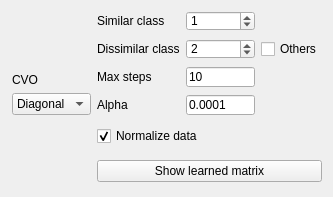
Qt form _AlgorithmsPlugins/MetricLearning/paramsCVO.ui (b4silio/MLDemos) before a commit.
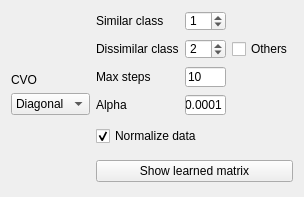
The same form after that commit.

Diff of the .ui file:
```diff
--- a/_AlgorithmsPlugins/MetricLearning/paramsCVO.ui
+++ b/_AlgorithmsPlugins/MetricLearning/paramsCVO.ui
@@ -6,32 +6,40 @@
    <rect>
     <x>0</x>
     <y>0</y>
-    <width>333</width>
+    <width>304</width>
     <height>197</height>
    </rect>
   </property>
   <property name="windowTitle">
    <string>Form</string>
   </property>
-  <layout class="QGridLayout" name="gridLayout" columnstretch="0,0,0">
-   <item row="2" column="1">
-    <widget class="QComboBox" name="methodCombo">
+  <layout class="QGridLayout" name="gridLayout" columnstretch="0,0">
+   <item row="1" column="0">
+    <widget class="QLabel" name="title">
      <property name="font">
       <font>
        <pointsize>9</pointsize>
       </font>
      </property>
-     <property name="toolTip">
-      <string>Change computation method (not sure if there is any actual difference between the two)</string>
+     <property name="text">
+      <string>CVO</string>
      </property>
-     <item>
-      <property name="text">
-       <string>Diagonal</string>
-      </property>
-     </item>
     </widget>
    </item>
-   <item row="0" column="2" rowspan="3">
+   <item row="0" column="0">
+    <spacer name="verticalSpacer_2">
+     <property name="orientation">
+      <enum>Qt::Vertical</enum>
+     </property>
+     <property name="sizeHint" stdset="0">
+      <size>
+       <width>20</width>
+       <height>40</height>
+      </size>
+     </property>
+    </spacer>
+   </item>
+   <item row="0" column="1" rowspan="3">
     <layout class="QGridLayout" name="gridLayout_2">
      <property name="verticalSpacing">
       <number>8</number>
@@ -206,44 +214,7 @@
      </item>
     </layout>
    </item>
-   <item row="1" column="1">
-    <widget class="QLabel" name="title">
-     <property name="font">
-      <font>
-       <pointsize>9</pointsize>
-      </font>
-     </property>
-     <property name="text">
-      <string>CVO</string>
-     </property>
-    </widget>
-   </item>
-   <item row="0" column="0" rowspan="5">
-    <spacer name="horizontalSpacer">
-     <property name="orientation">
-      <enum>Qt::Horizontal</enum>
-     </property>
-     <property name="sizeHint" stdset="0">
-      <size>
-       <width>40</width>
-       <height>20</height>
-      </size>
-     </property>
-    </spacer>
-   </item>
-   <item row="4" column="2">
-    <widget class="QPushButton" name="showMatrixBtn">
-     <property name="font">
-      <font>
-       <pointsize>9</pointsize>
-      </font>
-     </property>
-     <property name="text">
-      <string>Show learned matrix</string>
-     </property>
-    </widget>
-   </item>
-   <item row="3" column="2">
+   <item row="3" column="1">
     <widget class="QCheckBox" name="normalizeBox">
      <property name="minimumSize">
       <size>
@@ -264,7 +235,7 @@
      </property>
     </widget>
    </item>
-   <item row="4" column="1">
+   <item row="4" column="0">
     <spacer name="verticalSpacer">
      <property name="orientation">
       <enum>Qt::Vertical</enum>
@@ -277,18 +248,34 @@
      </property>
     </spacer>
    </item>
-   <item row="0" column="1">
-    <spacer name="verticalSpacer_2">
-     <property name="orientation">
-      <enum>Qt::Vertical</enum>
+   <item row="4" column="1">
+    <widget class="QPushButton" name="showMatrixBtn">
+     <property name="font">
+      <font>
+       <pointsize>9</pointsize>
+      </font>
      </property>
-     <property name="sizeHint" stdset="0">
-      <size>
-       <width>20</width>
-       <height>40</height>
-      </size>
+     <property name="text">
+      <string>Show learned matrix</string>
      </property>
-    </spacer>
+    </widget>
+   </item>
+   <item row="2" column="0">
+    <widget class="QComboBox" name="methodCombo">
+     <property name="font">
+      <font>
+       <pointsize>9</pointsize>
+      </font>
+     </property>
+     <property name="toolTip">
+      <string>Change computation method (not sure if there is any actual difference between the two)</string>
+     </property>
+     <item>
+      <property name="text">
+       <string>Diagonal</string>
+      </property>
+     </item>
+    </widget>
    </item>
   </layout>
  </widget>
```
